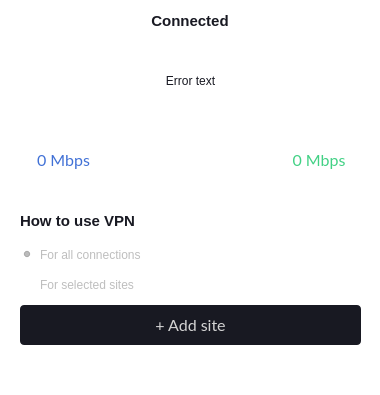
Before: the Qt Designer form client/ui/mainwindow.ui in amnezia-vpn/amnezia-client, drawn with Qt 5; both pictures show x 0 to 380 and y 275 to 670 of the 380 by 670 pixel window.
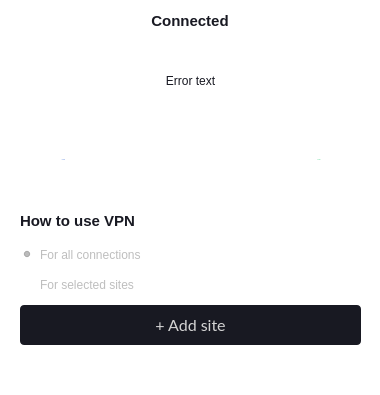
After: the same form once the commit is applied. Icons and pictures are not drawn. Custom widgets are drawn as their Qt base class.

```diff
--- a/client/ui/mainwindow.ui
+++ b/client/ui/mainwindow.ui
@@ -14,25 +14,7 @@
    <string/>
   </property>
   <property name="styleSheet">
-   <string notr="true">QWidget {
-	font: 16px &quot;Lato&quot;;	
-	outline: none;
-	font-style: normal;
-	font-weight: normal;
-}
-
-/*----------------------*/
-
-QPushButton {
-	border: none;
-    color: rgb(216, 216, 216);
-}
-QPushButton:disabled {
-	border: none;
-    color: rgb(127, 127, 127);
-}
-
-/*----------------------*/
+   <string notr="true">/*----------------------*/
 
 QLabel {
     color: #181922;
@@ -41,14 +23,14 @@
 	color: #A7A7A7;
 }
 
-/*----------------------*/
-
-QMessageBox {
-    background-color: #333333;
-}
 QMessageBox QLabel {
     color: #aaa;
 }
+/*
+QMessageBox QPushButton {
+    border: 1;
+}
+*/
 
 /*----------------------*/
 
@@ -176,7 +158,25 @@
      </rect>
     </property>
     <property name="styleSheet">
-     <string notr="true">QWidget #widget_main {
+     <string notr="true">QWidget {
+	font: 16px &quot;Lato&quot;;	
+	outline: none;
+	font-style: normal;
+	font-weight: normal;
+}
+
+/*----------------------*/
+
+QPushButton {
+	border: none;
+}
+QPushButton:disabled {
+	border: none;
+}
+
+/*----------------------*/
+
+QWidget #widget_main {
 	background: white;
 }
 </string>
@@ -902,8 +902,8 @@
         <property name="font">
          <font>
           <family>Lato</family>
-          <pointsize>12</pointsize>
-          <weight>7</weight>
+          <pointsize>-1</pointsize>
+          <weight>50</weight>
           <italic>false</italic>
           <bold>false</bold>
          </font>
@@ -931,8 +931,8 @@
         <property name="font">
          <font>
           <family>Lato</family>
-          <pointsize>12</pointsize>
-          <weight>7</weight>
+          <pointsize>-1</pointsize>
+          <weight>50</weight>
           <italic>false</italic>
           <bold>false</bold>
          </font>
```
Left out of the diff: 6 changed lines with no effect on the pictures.
